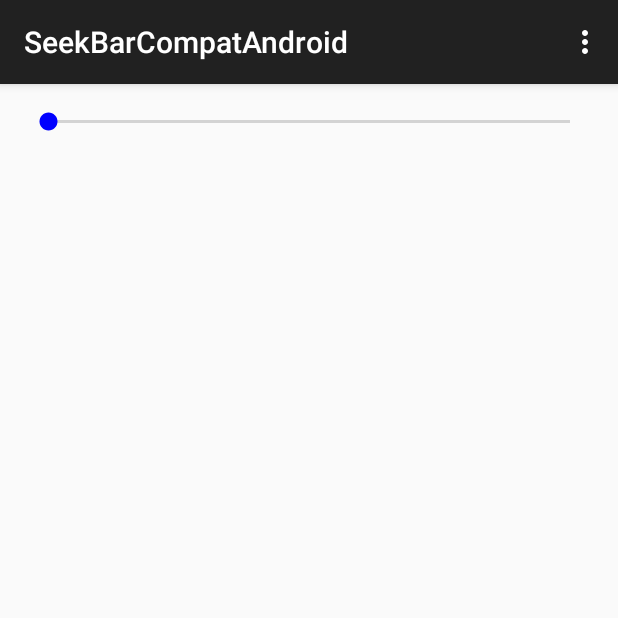
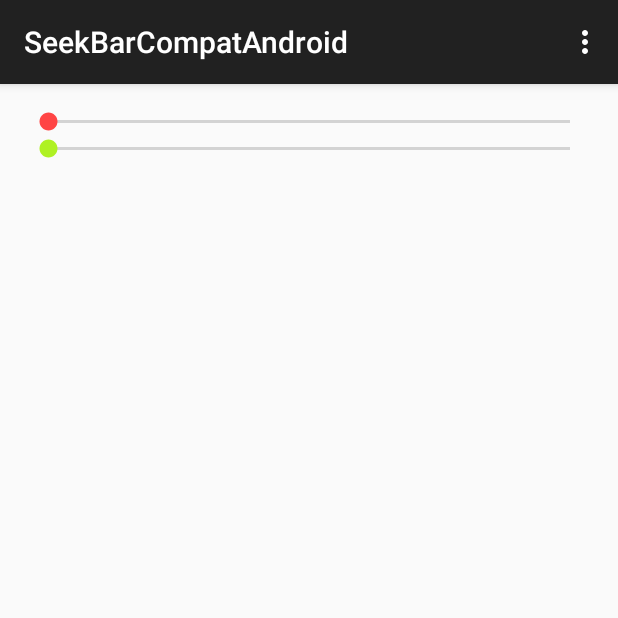
Before and after one commit to ahmedrizwan/SeekBarCompat, an Android app: the screen it shows after launch (MainActivity), on a phone screen of 412 x 824 dp, the top half of it. Run offline under Robolectric (Android 15) with nearby library versions, the phone set to English and light mode, and no system bars.

Commit message:
Fix drawing error in which thumb color gets overridden

```diff
--- a/app/src/main/java/app/minimize/com/seekbarcompatandroid/MainActivity.java
+++ b/app/src/main/java/app/minimize/com/seekbarcompatandroid/MainActivity.java
@@ -1,12 +1,9 @@
 package app.minimize.com.seekbarcompatandroid;
 
-import android.graphics.Color;
 import android.os.Bundle;
 import android.support.v7.app.AppCompatActivity;
 import android.view.Menu;
 import android.view.MenuItem;
-
-import app.minimize.com.seek_bar_compat.MaterialSeekBar;
 
 public class MainActivity extends AppCompatActivity {
 
@@ -14,9 +11,22 @@ public class MainActivity extends AppCompatActivity {
     protected void onCreate(Bundle savedInstanceState) {
         super.onCreate(savedInstanceState);
         setContentView(R.layout.activity_main);
-        MaterialSeekBar materialSeekBar = (MaterialSeekBar) findViewById(R.id.materialSeekBar);
-        materialSeekBar.setThumbColor(Color.BLUE);
-        materialSeekBar.setProgressColor(Color.RED);
+
+
+
+//        SeekBarCompat seekBarCompatCode = (SeekBarCompat) View.inflate(this,R.layout.seekbar_compat, null);
+//        seekBarCompatCode.setThumbColor(Color.RED);
+//        ((LinearLayout) findViewById(R.id.container)).addView(seekBarCompatCode);
+
+//        SeekBarCompat seekBarCompat = (SeekBarCompat) findViewById(R.id.materialSeekBar);
+//        seekBarCompat.setThumbColor(Color.RED);
+//        seekBarCompat.setProgressColor(Color.RED);
+//
+//
+//        SeekBarCompat seekBarCompatTwo = (SeekBarCompat) findViewById(R.id.materialSeekBarTwo);
+//        seekBarCompatTwo.setThumbColor(Color.BLUE);
+////        seekBarCompatTwo.setProgressColor(Color.RED);
+
     }
 
     @Override
--- a/app/src/main/res/layout/activity_main.xml
+++ b/app/src/main/res/layout/activity_main.xml
@@ -1,20 +1,32 @@
-<RelativeLayout xmlns:android="http://schemas.android.com/apk/res/android"
+<LinearLayout android:id="@+id/container"
+              xmlns:android="http://schemas.android.com/apk/res/android"
+              xmlns:app="http://schemas.android.com/apk/res-auto"
               xmlns:tools="http://schemas.android.com/tools"
-                xmlns:app="http://schemas.android.com/apk/res-auto"
               android:layout_width="match_parent"
               android:layout_height="match_parent"
+              android:paddingBottom="@dimen/activity_vertical_margin"
               android:paddingLeft="@dimen/activity_horizontal_margin"
               android:paddingRight="@dimen/activity_horizontal_margin"
+              android:orientation="vertical"
               android:paddingTop="@dimen/activity_vertical_margin"
-                android:paddingBottom="@dimen/activity_vertical_margin"
               tools:context=".MainActivity">
 
-    <app.minimize.com.seek_bar_compat.MaterialSeekBar
+    <app.minimize.com.seek_bar_compat.SeekBarCompat
         android:id="@+id/materialSeekBar"
         android:layout_width="match_parent"
         android:layout_height="wrap_content"
         android:maxHeight="300sp"
-        app:thumbColor="#FF4444"
-        app:progressColor="#AFF123"/>
+        app:progressColor="#AFF123"
+        app:thumbColor="#FF4444"/>
 
-</RelativeLayout>
+
+    <app.minimize.com.seek_bar_compat.SeekBarCompat
+        android:id="@+id/materialSeekBarTwo"
+        android:layout_width="match_parent"
+        android:layout_height="wrap_content"
+        android:maxHeight="300sp"
+        app:thumbColor="#AFF123"
+        app:progressColor="#FF4444"
+     />
+
+</LinearLayout>
--- a/seek-bar-compat/src/main/java/app/minimize/com/seek_bar_compat/MaterialSeekBar.java
+++ b/seek-bar-compat/src/main/java/app/minimize/com/seek_bar_compat/SeekBarCompat.java
@@ -10,7 +10,6 @@ import android.graphics.drawable.BitmapDrawable;
 import android.graphics.drawable.Drawable;
 import android.graphics.drawable.LayerDrawable;
 import android.os.Build;
-import android.support.annotation.ColorInt;
 import android.support.v4.content.ContextCompat;
 import android.util.AttributeSet;
 import android.view.MotionEvent;
@@ -24,58 +23,80 @@ import java.util.concurrent.Callable;
 
 /**
  * Created by ahmedrizwan on 6/21/15.
+ * SeekBarCompat : A simple view implementation for consistent SeekBar design on APIs 16 and above
  */
-public class MaterialSeekBar extends SeekBar implements View.OnTouchListener {
+public class SeekBarCompat extends SeekBar implements View.OnTouchListener {
 
-    private static final String TAG = "Material SeekBar";
-    @ColorInt
+    /***
+     * Thumb and Progress colors
+     */
     int mThumbColor, mProgressColor;
 
+    /***
+     * Thumb drawable
+     */
+    Drawable mThumb;
 
-    Drawable mThumb;
+    /***
+     * States for Lollipop ColorStateList
+     */
     int[][] states = new int[][]{
             new int[]{android.R.attr.state_enabled}, // enabled
             new int[]{android.R.attr.state_pressed}  // pressed
     };
 
+    /***
+     * Default colors to be black for Thumb ColorStateList
+     */
     int[] colorsThumb = new int[]{
             Color.BLACK,
             Color.BLACK
     };
 
+    /***
+     * Default colors to be black for Progress ColorStateList
+     */
     int[] colorsProgress = new int[]{
             Color.BLACK,
             Color.BLACK
     };
 
-
+    /***
+     * ColorStateList objects
+     */
     ColorStateList mColorStateListThumb, mColorStateListProgress;
 
+    /***
+     * Updates the thumbColor dynamically
+     *
+     * @param thumbColor Color representing thumb drawable
+     */
     public void setThumbColor(final int thumbColor) {
         mThumbColor = thumbColor;
         if (Build.VERSION.SDK_INT >= Build.VERSION_CODES.LOLLIPOP) {
             colorsThumb[0] = thumbColor;
             colorsThumb[1] = thumbColor;
             mColorStateListThumb = new ColorStateList(states, colorsThumb);
-
             setThumbTintList(mColorStateListThumb);
-            setProgressTintList(mColorStateListProgress);
         } else {
             //load up the drawable and apply color
-            mThumb.setColorFilter(thumbColor, PorterDuff.Mode.MULTIPLY);
-            setThumb(mThumb);
+            updateThumb(thumbColor);
         }
         invalidate();
         requestLayout();
     }
 
+    /***
+     * Updates the progressColor dynamically
+     *
+     * @param progressColor Color representing progress drawable
+     */
     public void setProgressColor(final int progressColor) {
         mProgressColor = progressColor;
         if (Build.VERSION.SDK_INT >= Build.VERSION_CODES.LOLLIPOP) {
             colorsProgress[0] = progressColor;
             colorsProgress[1] = progressColor;
             mColorStateListProgress = new ColorStateList(states, colorsProgress);
-            setThumbTintList(mColorStateListThumb);
             setProgressTintList(mColorStateListProgress);
         } else {
             //load up the drawable and apply color
@@ -86,20 +107,32 @@ public class MaterialSeekBar extends SeekBar implements View.OnTouchListener {
         requestLayout();
     }
 
-    public MaterialSeekBar(final Context context) {
+    /***
+     * Constructor for creating SeekBarCompat through code
+     *
+     * @param context Context object
+     */
+    public SeekBarCompat(final Context context) {
         super(context);
     }
 
-    public MaterialSeekBar(final Context context, final AttributeSet attrs) {
+    /***
+     * Constructor for creating SeekBarCompat through XML
+     *
+     * @param context Context Object
+     * @param attrs   Attributes passed through XML
+     */
+    public SeekBarCompat(final Context context, final AttributeSet attrs) {
         super(context, attrs);
         TypedArray a = context.getTheme()
                 .obtainStyledAttributes(
                         attrs,
-                        R.styleable.MaterialSeekBar,
+                        R.styleable.SeekBarCompat,
                         0, 0);
         try {
-            mThumbColor = a.getColor(R.styleable.MaterialSeekBar_thumbColor, getPrimaryColorFromSelectedTheme(context));
-            mProgressColor = a.getColor(R.styleable.MaterialSeekBar_progressColor, getPrimaryColorFromSelectedTheme(context));
+            mThumbColor = a.getColor(R.styleable.SeekBarCompat_thumbColor, getPrimaryColorFromSelectedTheme(context));
+            mProgressColor = a.getColor(R.styleable.SeekBarCompat_progressColor, getPrimaryColorFromSelectedTheme(context));
+
             colorsThumb[0] = mThumbColor;
             colorsThumb[1] = mThumbColor;
             mColorStateListThumb = new ColorStateList(states, colorsThumb);
@@ -112,18 +145,21 @@ public class MaterialSeekBar extends SeekBar implements View.OnTouchListener {
             } else {
                 //load up the drawable and apply color
                 mThumb = ContextCompat.getDrawable(context, R.drawable.ic_circle);
-                mThumb.setColorFilter(mThumbColor, PorterDuff.Mode.MULTIPLY);
-                setThumb(mThumb);
+
+                updateThumb(mThumbColor);
+
                 LayerDrawable ld = (LayerDrawable) getProgressDrawable();
                 ld.setColorFilter(mProgressColor, PorterDuff.Mode.SRC_IN);
+
                 setOnTouchListener(this);
+
                 triggerMethodOnceViewIsDisplayed(this, new Callable<Void>() {
                     @Override
                     public Void call() throws Exception {
                         ViewGroup.LayoutParams layoutParams = getLayoutParams();
-//                        Log.e(TAG, "call "+layoutParams.height +" "+mThumb.getIntrinsicHeight());
-                        layoutParams.height = (int) (mThumb.getIntrinsicHeight()*1.5);
+                        layoutParams.height = (int) (mThumb.getIntrinsicHeight() * 1.5);
                         setLayoutParams(layoutParams);
+
                         return null;
                     }
                 });
@@ -133,10 +169,12 @@ public class MaterialSeekBar extends SeekBar implements View.OnTouchListener {
         }
     }
 
-    public MaterialSeekBar(final Context context, final AttributeSet attrs, final int defStyleAttr) {
-        super(context, attrs, defStyleAttr);
-    }
-
+    /***
+     * Gets the Primary Color from theme
+     *
+     * @param context Context Object
+     * @return Primary Color
+     */
     public static int getPrimaryColorFromSelectedTheme(Context context) {
         int[] attrs = {R.attr.colorPrimary, R.attr.colorPrimaryDark};
         TypedArray ta = context.getTheme()
@@ -147,16 +185,12 @@ public class MaterialSeekBar extends SeekBar implements View.OnTouchListener {
         return primaryColor;
     }
 
-    public static int getPrimaryColorDarkFromSelectedTheme(Context context) {
-        int[] attrs = {R.attr.colorPrimary, R.attr.colorPrimaryDark};
-        TypedArray ta = context.getTheme()
-                .obtainStyledAttributes(attrs);
-        int primaryColorDark = ta.getColor(1, Color.BLACK); //1 index for primaryColorDark
-        //default value for primaryColor is set to black if primaryColor not found
-        ta.recycle();
-        return primaryColorDark;
-    }
-
+    /***
+     * Utility method for ViewTreeObserver
+     *
+     * @param view   View object
+     * @param method Method to be called once View is displayed
+     */
     public static void triggerMethodOnceViewIsDisplayed(final View view, final Callable<Void> method) {
         final ViewTreeObserver observer = view.getViewTreeObserver();
         observer.addOnGlobalLayoutListener(new ViewTreeObserver.OnGlobalLayoutListener() {
@@ -176,24 +210,25 @@ public class MaterialSeekBar extends SeekBar implements View.OnTouchListener {
         });
     }
 
+    /***
+     * Touch listener for changing Thumb Drawable
+     *
+     * @param v     View Object
+     * @param event Motion Event
+     * @return
+     */
     @Override
     public boolean onTouch(final View v, final MotionEvent event) {
         switch (event.getAction()) {
 
             case MotionEvent.ACTION_DOWN:
                 // Pressed state
-                int h = (int) (mThumb.getIntrinsicHeight() * 1.1); // 8 * 1.5 = 12
-                int w = h;
-                Bitmap bmpOrg = ((BitmapDrawable) mThumb).getBitmap();
-                Bitmap bmpScaled = Bitmap.createScaledBitmap(bmpOrg, w, h, true);
-                Drawable newThumb = new BitmapDrawable(getResources(), bmpScaled);
-                newThumb.setBounds(0, 0, newThumb.getIntrinsicWidth(), newThumb.getIntrinsicHeight());
-                setThumb(newThumb);
-                getThumb().setColorFilter(mThumbColor, PorterDuff.Mode.MULTIPLY);
+                updateThumb(mThumbColor, (float) 1.1);
                 break;
 
             case MotionEvent.ACTION_UP:
                 expandThumb(getHeight());
+                mThumb.setColorFilter(mThumbColor, PorterDuff.Mode.MULTIPLY);
                 setThumb(mThumb);
                 break;
         }
@@ -201,6 +236,11 @@ public class MaterialSeekBar extends SeekBar implements View.OnTouchListener {
         return false;
     }
 
+    /***
+     * Expands thumb size to be that of the SeekBar
+     *
+     * @param height Height of the SeekBar
+     */
     private void expandThumb(int height) {
         mThumb.setBounds(0, 0, mThumb.getIntrinsicWidth(), height);
         //force a redraw
@@ -209,13 +249,31 @@ public class MaterialSeekBar extends SeekBar implements View.OnTouchListener {
         setProgress(progress);
     }
 
-    private void resizeThumb(int width, int height) {
-        mThumb.setBounds(-10, -10, width, height);
-        //force a redraw
-        int progress = getProgress();
-        setProgress(0);
-        setProgress(progress);
+    /***
+     * Draws scaled version of the thumb from bitmap
+     * @param thumbColor color
+     * @param scale scale value
+     */
+    private void updateThumb(final int thumbColor, final float scale) {
+        int h = (int) (mThumb.getIntrinsicHeight()*scale); //scale the size of thumb to 1.1
+        Bitmap bmpOrg = ((BitmapDrawable) mThumb).getBitmap();
+        Bitmap bmpScaled = Bitmap.createScaledBitmap(bmpOrg, h, h, true); //height=width
+        Drawable newThumb = new BitmapDrawable(getResources(), bmpScaled);
+        newThumb.setBounds(0, 0, newThumb.getIntrinsicWidth(), newThumb.getIntrinsicHeight());
+        setThumb(newThumb);
+        getThumb().setColorFilter(thumbColor, PorterDuff.Mode.MULTIPLY);
     }
 
+    /***
+     * Draws the thumb from bitmap
+     * @param thumbColor color
+     */
+    private void updateThumb(final int thumbColor){
+        Bitmap bmpOrg = ((BitmapDrawable) mThumb).getBitmap();
+        Drawable newThumb = new BitmapDrawable(getResources(), bmpOrg);
+        newThumb.setBounds(0, 0, newThumb.getIntrinsicWidth(), newThumb.getIntrinsicHeight());
+        setThumb(newThumb);
+        getThumb().setColorFilter(thumbColor, PorterDuff.Mode.MULTIPLY);
+    }
 
 }
--- /dev/null
+++ b/seek-bar-compat/src/main/res/layout/seekbar_compat.xml
@@ -0,0 +1,5 @@
+<?xml version="1.0" encoding="utf-8"?>
+<app.minimize.com.seek_bar_compat.SeekBarCompat xmlns:android="http://schemas.android.com/apk/res/android"
+                                                android:layout_width="match_parent"
+                                                android:layout_height="wrap_content"
+                                                android:maxHeight="300sp"/>
--- a/seek-bar-compat/src/main/res/values/attrs.xml
+++ b/seek-bar-compat/src/main/res/values/attrs.xml
@@ -1,6 +1,6 @@
 <?xml version="1.0" encoding="utf-8"?>
 <resources>
-    <declare-styleable name="MaterialSeekBar">
+    <declare-styleable name="SeekBarCompat">
         <attr name="thumbColor" format="color" />
         <attr name="progressColor" format="color"/>
     </declare-styleable>
```
Lines whose indentation alone changed are shown as unchanged.
